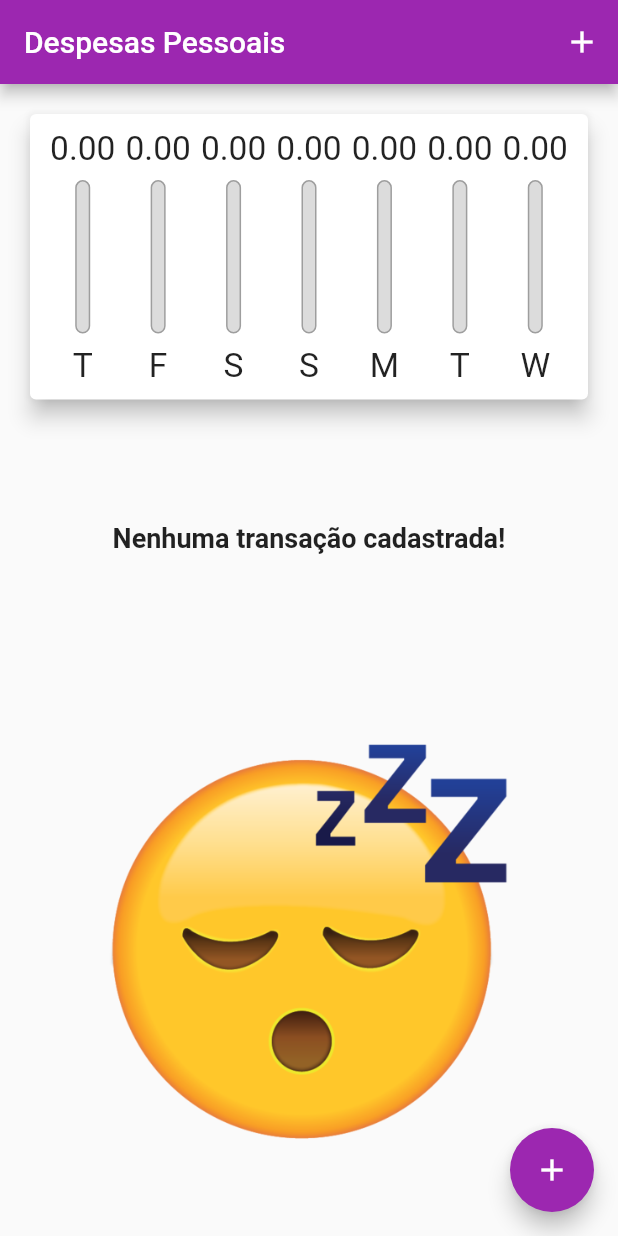
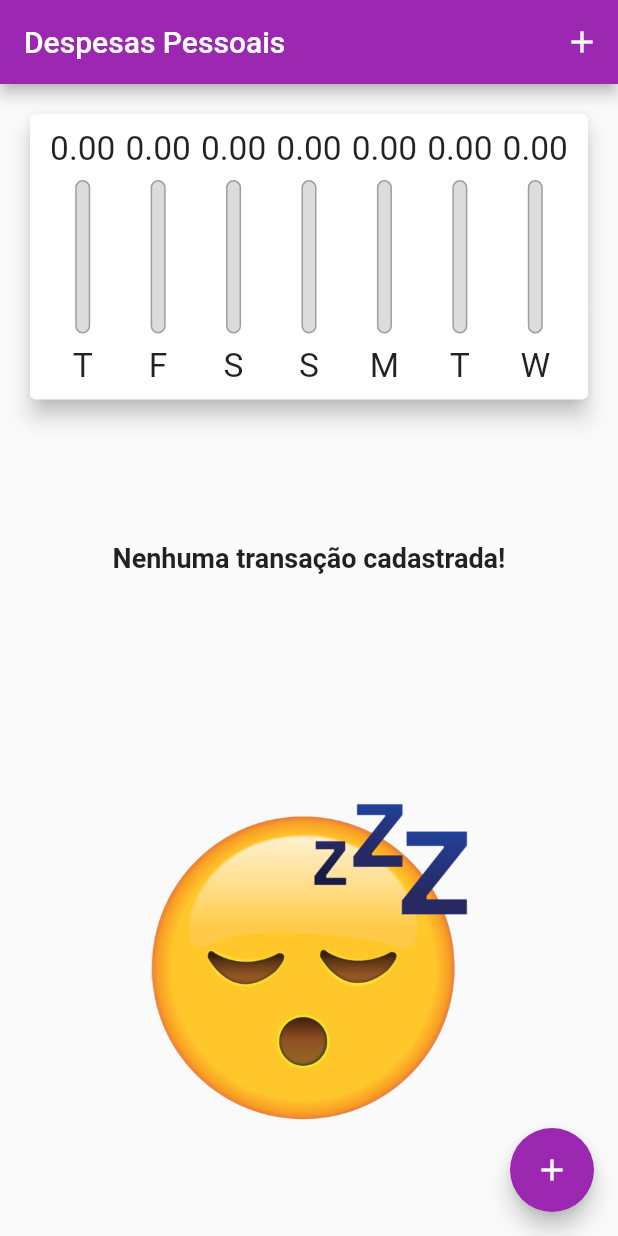
Before and after one commit to alisson-araujo/expenses, a Flutter app: the screen it shows after launch, on a phone screen of 412 x 824 dp. Run offline on Flutter 3.47's test engine with Material 2 defaults, Android fonts, the phone set to English and light mode, and no system bars.

Commit message:
ajustes pontuais.

```diff
--- a/lib/components/chart_bar.dart
+++ b/lib/components/chart_bar.dart
@@ -5,7 +5,8 @@ class ChartBar extends StatelessWidget {
   final double? value;
   final double? percentage;
 
-  const ChartBar({Key? key, this.label, this.value, this.percentage}) : super(key: key);
+  const ChartBar({Key? key, this.label, this.value, this.percentage})
+      : super(key: key);
 
   @override
   Widget build(BuildContext context) {
--- a/lib/components/transactions_list.dart
+++ b/lib/components/transactions_list.dart
@@ -6,7 +6,8 @@ class TransactionList extends StatelessWidget {
   final List<Transaction> transactions;
   final void Function(String) onRemove;
 
-  const TransactionList(this.transactions, this.onRemove, {Key? key}) : super(key: key);
+  const TransactionList(this.transactions, this.onRemove, {Key? key})
+      : super(key: key);
 
   @override
   Widget build(BuildContext context) {
@@ -25,7 +26,7 @@ class TransactionList extends StatelessWidget {
                     ),
                   ),
                   SizedBox(
-                    height: constraints.maxHeight * 0.5,
+                    height: constraints.maxHeight * 0.4,
                     child: Image.asset(
                       'lib/assets/images/sleep.png',
                       fit: BoxFit.cover,
```
Also changed, not shown: lib/main.dart (+0 -15 lines).
